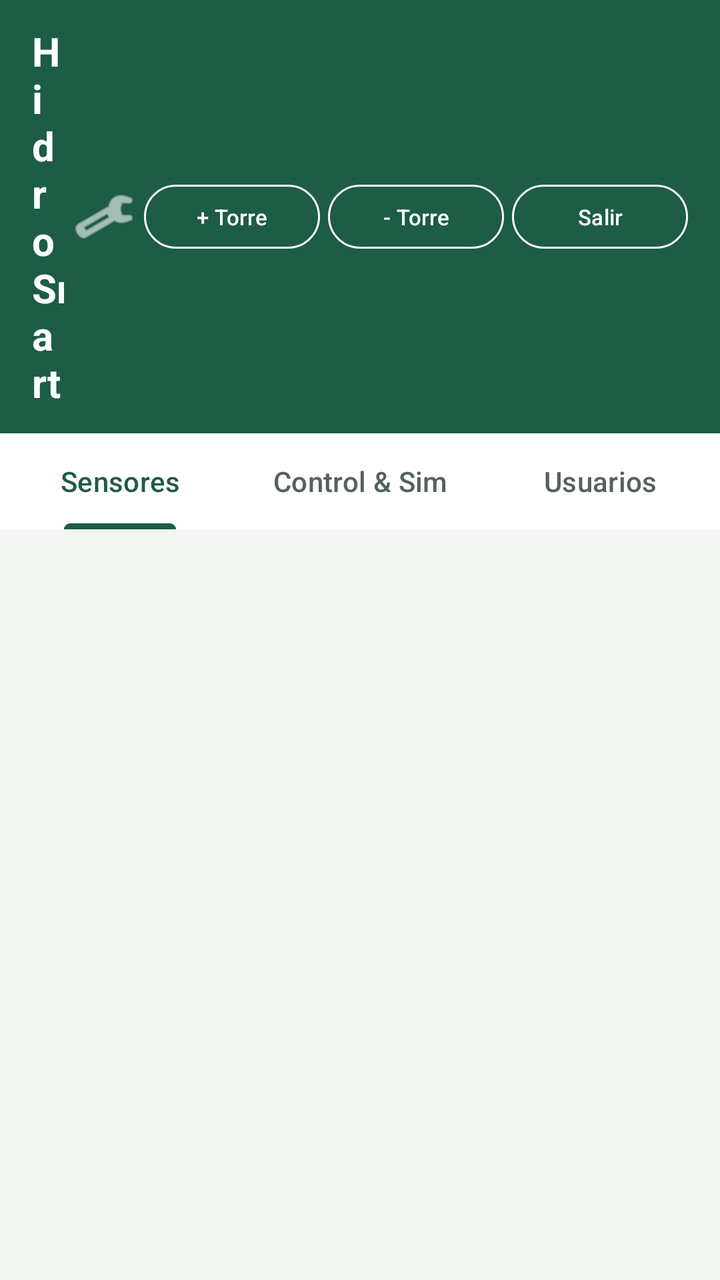
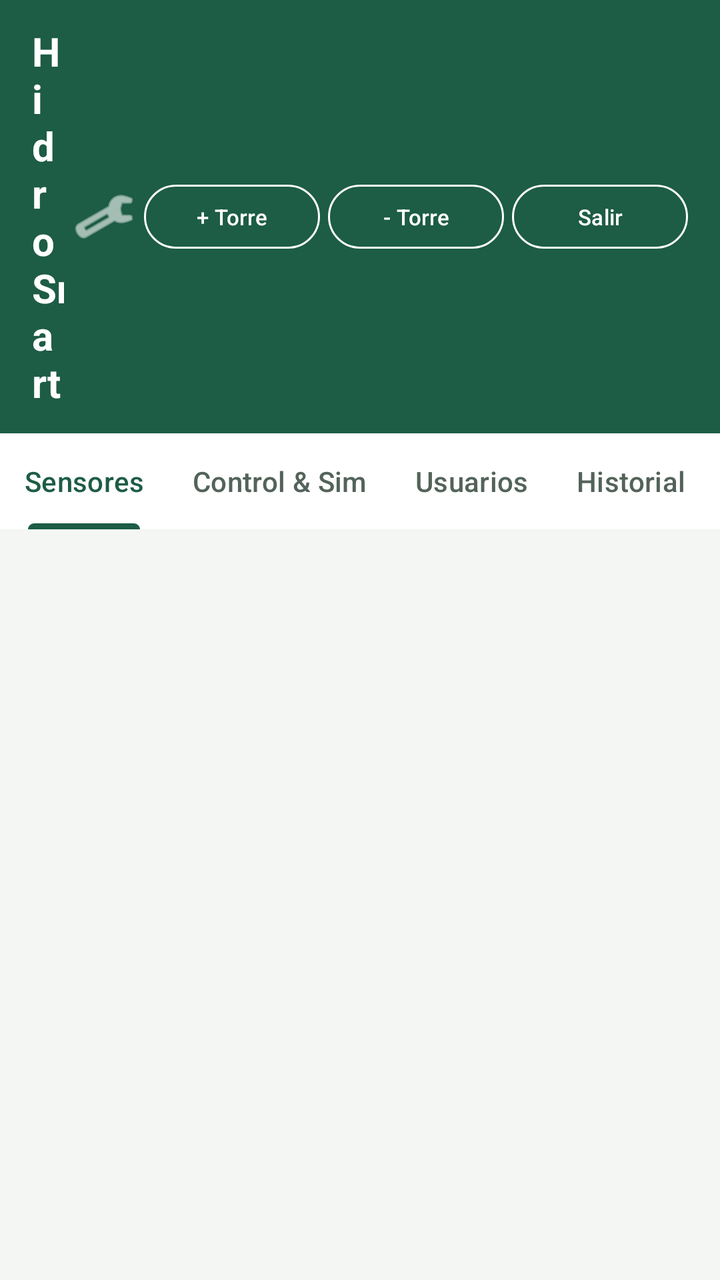

An Android layout rendered at two revisions. The XML below is the earlier revision; the diff shows what the commit changed to produce the second picture.
<!-- AndroidManifest.xml: application theme Theme.HidroSmart -->
<!-- res/layout/activity_main.xml -->
<?xml version="1.0" encoding="utf-8"?>
<LinearLayout xmlns:android="http://schemas.android.com/apk/res/android"
    xmlns:app="http://schemas.android.com/apk/res-auto"
    android:id="@+id/main"
    android:layout_width="match_parent"
    android:layout_height="match_parent"
    android:background="@color/fondo_pantalla"
    android:orientation="vertical">

    
    <LinearLayout
        android:id="@+id/toolbarAdmin"
        android:layout_width="match_parent"
        android:layout_height="wrap_content"
        android:background="@color/verde_primario"
        android:elevation="0dp"
        android:gravity="center_vertical"
        android:orientation="horizontal"
        android:paddingStart="16dp"
        android:paddingTop="12dp"
        android:paddingEnd="16dp"
        android:paddingBottom="12dp">

        <TextView
            android:id="@+id/tvTituloToolbar"
            android:layout_width="0dp"
            android:layout_height="wrap_content"
            android:layout_weight="1"
            android:text="@string/app_name"
            android:textColor="?attr/colorOnPrimary"
            android:textSize="20sp"
            android:textStyle="bold" />

        <ImageButton
            android:id="@+id/btnAjustesTop"
            android:layout_width="40dp"
            android:layout_height="40dp"
            android:background="?attr/selectableItemBackgroundBorderless"
            android:contentDescription="@string/ajustes_titulo"
            android:src="@android:drawable/ic_menu_preferences"
            android:tint="?attr/colorOnPrimary" />

        <Button
            android:id="@+id/btnAgregarTorre"
            style="?attr/materialButtonOutlinedStyle"
            android:layout_width="wrap_content"
            android:layout_height="40dp"
            android:paddingStart="8dp"
            android:paddingEnd="8dp"
            android:text="@string/btn_agregar_torre"
            android:textColor="?attr/colorOnPrimary"
            android:textSize="11sp"
            app:strokeColor="?attr/colorOnPrimary" />

        <Button
            android:id="@+id/btnEliminarTorre"
            style="?attr/materialButtonOutlinedStyle"
            android:layout_width="wrap_content"
            android:layout_height="40dp"
            android:layout_marginStart="4dp"
            android:paddingStart="8dp"
            android:paddingEnd="8dp"
            android:text="@string/btn_eliminar_torre"
            android:textColor="?attr/colorOnPrimary"
            android:textSize="11sp"
            app:strokeColor="?attr/colorOnPrimary" />

        <Button
            android:id="@+id/btnCerrarSesionTop"
            style="?attr/materialButtonOutlinedStyle"
            android:layout_width="wrap_content"
            android:layout_height="40dp"
            android:layout_marginStart="4dp"
            android:paddingStart="8dp"
            android:paddingEnd="8dp"
            android:text="@string/btn_salir"
            android:textColor="?attr/colorOnPrimary"
            android:textSize="11sp"
            app:strokeColor="?attr/colorOnPrimary" />
    </LinearLayout>

    
    <com.google.android.material.tabs.TabLayout
        android:id="@+id/tabNavegacionAdmin"
        android:layout_width="match_parent"
        android:layout_height="wrap_content"
        android:background="@color/superficie_tarjeta"
        app:tabIndicatorFullWidth="false"
        app:tabIndicatorColor="@color/verde_primario"
        app:tabIndicatorHeight="3dp"
        app:tabMode="fixed"
        app:tabRippleColor="@color/verde_claro"
        app:tabSelectedTextColor="@color/verde_primario"
        app:tabTextColor="@color/texto_secundario">

        <com.google.android.material.tabs.TabItem
            android:layout_width="wrap_content"
            android:layout_height="wrap_content"
            android:text="@string/tab_sensores" />

        <com.google.android.material.tabs.TabItem
            android:layout_width="wrap_content"
            android:layout_height="wrap_content"
            android:text="@string/tab_control" />

        <com.google.android.material.tabs.TabItem
            android:id="@+id/tabItemUsuarios"
            android:layout_width="wrap_content"
            android:layout_height="wrap_content"
            android:text="@string/tab_usuarios" />
    </com.google.android.material.tabs.TabLayout>

    
    <FrameLayout
        android:id="@+id/contenedorFragment"
        android:layout_width="match_parent"
        android:layout_height="0dp"
        android:layout_weight="1" />

</LinearLayout>
<!-- resources referenced by this layout -->
<resources>
  <color name="fondo_pantalla">#F3F6F2</color>
  <color name="superficie_tarjeta">#FFFFFF</color>
  <color name="texto_secundario">#53635A</color>
  <color name="verde_claro">#E5F1E9</color>
  <color name="verde_primario">#1D5C45</color>
  <string name="ajustes_titulo">Ajustes</string>
  <string name="app_name">HidroSmart</string>
  <string name="btn_agregar_torre">+ Torre</string>
  <string name="btn_eliminar_torre">- Torre</string>
  <string name="btn_salir">Salir</string>
  <string name="tab_control">Control &amp; Sim</string>
  <string name="tab_sensores">Sensores</string>
  <string name="tab_usuarios">Usuarios</string>
  <style name="Theme.HidroSmart" parent="Base.Theme.HidroSmart" />
  <style name="Base.Theme.HidroSmart" parent="Theme.Material3.DayNight.NoActionBar">
          <item name="colorPrimary">@color/verde_primario</item>
          <item name="colorPrimaryVariant">@color/verde_primario_variante</item>
          <item name="colorOnPrimary">@color/white</item>
          <item name="colorPrimaryContainer">@color/verde_claro</item>
          <item name="colorOnPrimaryContainer">@color/verde_primario_variante</item>
          <item name="colorSecondary">@color/verde_secundario</item>
          <item name="colorOnSecondary">@color/white</item>
          <item name="colorSecondaryContainer">@color/verde_claro</item>
          <item name="colorOnSecondaryContainer">@color/verde_primario_variante</item>
          <item name="colorSurface">@color/superficie_tarjeta</item>
          <item name="colorOnSurface">@color/texto_principal</item>
          <item name="colorSurfaceVariant">@color/fondo_pantalla</item>
          <item name="colorOnSurfaceVariant">@color/texto_secundario</item>
          <item name="colorOutline">@color/divisor</item>
          <item name="colorError">@color/alerta_error</item>
          <item name="colorOnError">@color/white</item>
          <item name="materialCardViewStyle">@style/Widget.Hidro.Card</item>
          <item name="materialButtonStyle">@style/Widget.HidroSmart.Button</item>
          <item name="materialButtonOutlinedStyle">@style/Widget.HidroSmart.Button.Outlined</item>
          <item name="android:statusBarColor">@color/verde_primario</item>
          <item name="android:windowLightStatusBar">false</item>
          <item name="android:navigationBarColor">@color/fondo_pantalla</item>
          <item name="android:windowLightNavigationBar">true</item>
          <item name="android:windowBackground">@color/fondo_pantalla</item>
          <item name="android:windowActionModeOverlay">true</item>
      </style>
  <color name="verde_primario_variante">#123F30</color>
  <color name="white">#FFFFFFFF</color>
  <color name="verde_secundario">#417A62</color>
  <color name="texto_principal">#18231D</color>
  <color name="divisor">#DCE5DD</color>
  <color name="alerta_error">#B3261E</color>
  <style name="Widget.Hidro.Card" parent="Widget.MaterialComponents.CardView">
          <item name="cardCornerRadius">20dp</item>
          <item name="cardElevation">0dp</item>
          <item name="cardBackgroundColor">@color/superficie_tarjeta</item>
          <item name="strokeWidth">1dp</item>
          <item name="strokeColor">@color/divisor</item>
      </style>
  <style name="Widget.HidroSmart.Button" parent="Widget.Material3.Button">
          <item name="cornerRadius">16dp</item>
          <item name="android:textAllCaps">false</item>
      </style>
  <style name="Widget.HidroSmart.Button.Outlined" parent="Widget.Material3.Button.OutlinedButton">
          <item name="cornerRadius">16dp</item>
          <item name="android:textAllCaps">false</item>
      </style>
</resources>

<!-- the commit's change to res/layout/activity_main.xml (unified diff, before → after) -->
@@ -88,7 +88,7 @@
         app:tabIndicatorFullWidth="false"
         app:tabIndicatorColor="@color/verde_primario"
         app:tabIndicatorHeight="3dp"
-        app:tabMode="fixed"
+        app:tabMode="scrollable"
         app:tabRippleColor="@color/verde_claro"
         app:tabSelectedTextColor="@color/verde_primario"
         app:tabTextColor="@color/texto_secundario">
@@ -108,6 +108,11 @@
             android:layout_width="wrap_content"
             android:layout_height="wrap_content"
             android:text="@string/tab_usuarios" />
+
+        <com.google.android.material.tabs.TabItem
+            android:layout_width="wrap_content"
+            android:layout_height="wrap_content"
+            android:text="@string/tab_historial" />
     </com.google.android.material.tabs.TabLayout>
 
     
<!-- resource entries referenced after the edit -->
@@ -11,6 +11,7 @@
   <string name="btn_eliminar_torre">- Torre</string>
   <string name="btn_salir">Salir</string>
   <string name="tab_control">Control &amp; Sim</string>
+  <string name="tab_historial">Historial</string>
   <string name="tab_sensores">Sensores</string>
   <string name="tab_usuarios">Usuarios</string>
   <style name="Theme.HidroSmart" parent="Base.Theme.HidroSmart" />
